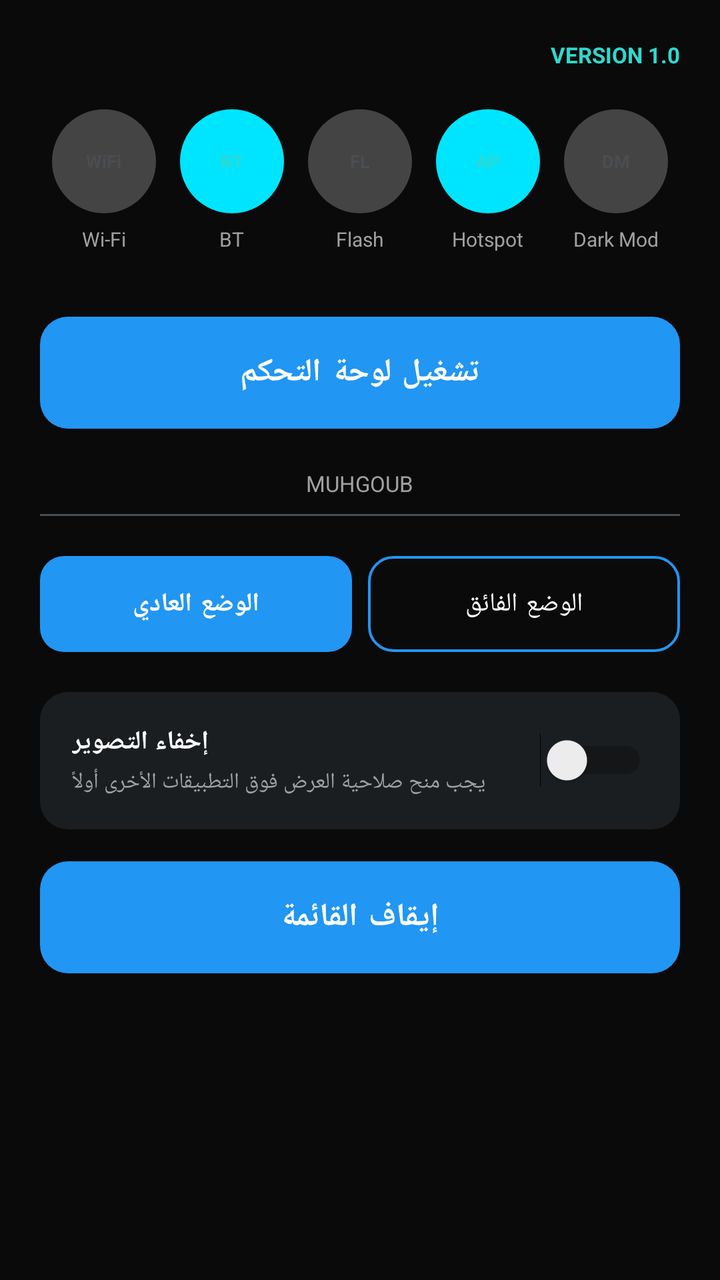
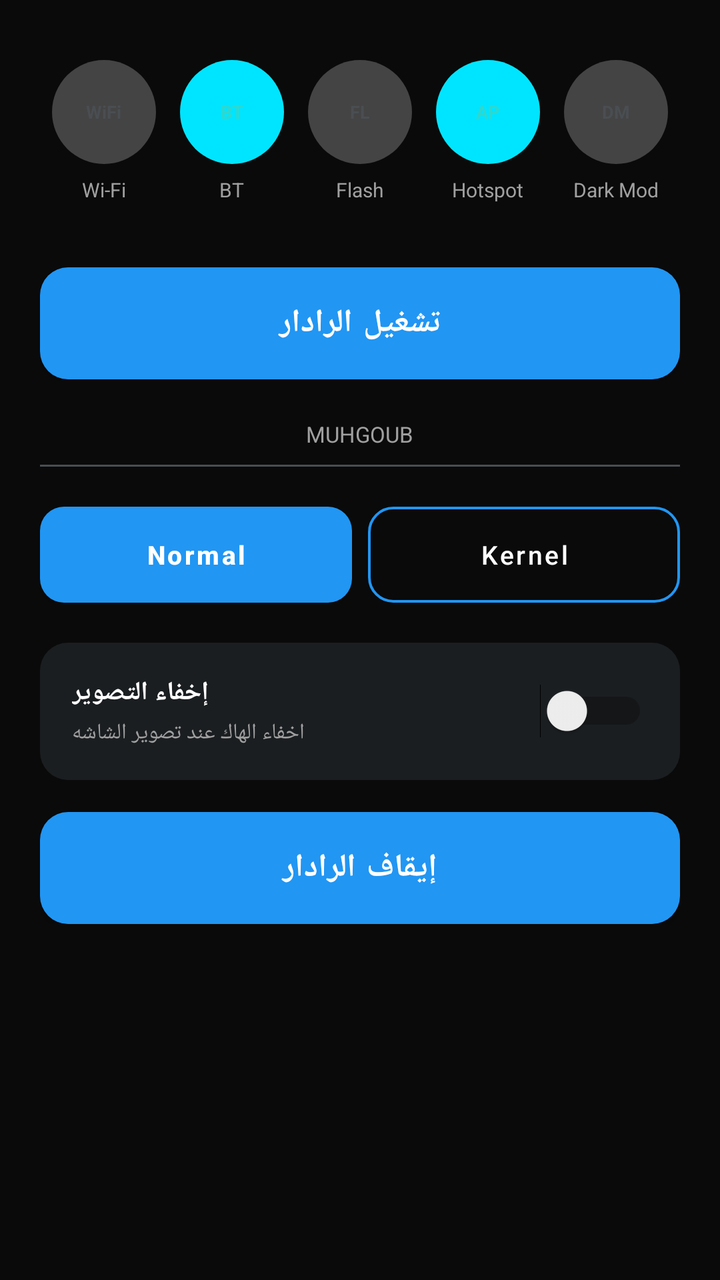

Before-and-after screenshots of an Android layout around one commit, followed by the original layout XML and the change that was made.
<!-- AndroidManifest.xml: application theme Theme.MuhgoubHUD -->
<!-- res/layout/activity_main.xml -->
<?xml version="1.0" encoding="utf-8"?>
<ScrollView xmlns:android="http://schemas.android.com/apk/res/android"
    android:layout_width="match_parent"
    android:layout_height="match_parent"
    android:background="@color/bg_dark">

    <LinearLayout
        android:layout_width="match_parent"
        android:layout_height="wrap_content"
        android:orientation="vertical"
        android:padding="20dp">

        <TextView
            android:layout_width="match_parent"
            android:layout_height="wrap_content"
            android:gravity="end"
            android:text="VERSION 1.0"
            android:textColor="@color/cyan_accent"
            android:textSize="11sp"
            android:textStyle="bold" />

        <LinearLayout
            android:layout_width="match_parent"
            android:layout_height="wrap_content"
            android:layout_marginTop="20dp"
            android:orientation="horizontal"
            android:weightSum="5">

            <LinearLayout
                android:layout_width="0dp"
                android:layout_height="wrap_content"
                android:layout_weight="1"
                android:gravity="center"
                android:orientation="vertical">
                <FrameLayout
                    android:layout_width="52dp"
                    android:layout_height="52dp"
                    android:background="@drawable/bg_icon_circle_gray">
                    <TextView
                        android:layout_width="wrap_content"
                        android:layout_height="wrap_content"
                        android:layout_gravity="center"
                        android:text="WiFi"
                        android:textColor="@color/icon_circle_gray"
                        android:textSize="9sp"
                        android:textStyle="bold" />
                </FrameLayout>
                <TextView
                    android:layout_width="wrap_content"
                    android:layout_height="wrap_content"
                    android:layout_marginTop="6dp"
                    android:text="@string/tool_wifi"
                    android:textColor="@color/text_secondary"
                    android:textSize="10sp" />
            </LinearLayout>

            <LinearLayout
                android:layout_width="0dp"
                android:layout_height="wrap_content"
                android:layout_weight="1"
                android:gravity="center"
                android:orientation="vertical">
                <FrameLayout
                    android:layout_width="52dp"
                    android:layout_height="52dp"
                    android:background="@drawable/bg_icon_circle_accent">
                    <TextView
                        android:layout_width="wrap_content"
                        android:layout_height="wrap_content"
                        android:layout_gravity="center"
                        android:text="BT"
                        android:textColor="@color/cyan_accent"
                        android:textSize="9sp"
                        android:textStyle="bold" />
                </FrameLayout>
                <TextView
                    android:layout_width="wrap_content"
                    android:layout_height="wrap_content"
                    android:layout_marginTop="6dp"
                    android:text="@string/tool_bluetooth"
                    android:textColor="@color/text_secondary"
                    android:textSize="10sp" />
            </LinearLayout>

            <LinearLayout
                android:layout_width="0dp"
                android:layout_height="wrap_content"
                android:layout_weight="1"
                android:gravity="center"
                android:orientation="vertical">
                <FrameLayout
                    android:layout_width="52dp"
                    android:layout_height="52dp"
                    android:background="@drawable/bg_icon_circle_gray">
                    <TextView
                        android:layout_width="wrap_content"
                        android:layout_height="wrap_content"
                        android:layout_gravity="center"
                        android:text="FL"
                        android:textColor="@color/icon_circle_gray"
                        android:textSize="9sp"
                        android:textStyle="bold" />
                </FrameLayout>
                <TextView
                    android:layout_width="wrap_content"
                    android:layout_height="wrap_content"
                    android:layout_marginTop="6dp"
                    android:text="@string/tool_flashlight"
                    android:textColor="@color/text_secondary"
                    android:textSize="10sp" />
            </LinearLayout>

            <LinearLayout
                android:layout_width="0dp"
                android:layout_height="wrap_content"
                android:layout_weight="1"
                android:gravity="center"
                android:orientation="vertical">
                <FrameLayout
                    android:layout_width="52dp"
                    android:layout_height="52dp"
                    android:background="@drawable/bg_icon_circle_accent">
                    <TextView
                        android:layout_width="wrap_content"
                        android:layout_height="wrap_content"
                        android:layout_gravity="center"
                        android:text="AP"
                        android:textColor="@color/cyan_accent"
                        android:textSize="9sp"
                        android:textStyle="bold" />
                </FrameLayout>
                <TextView
                    android:layout_width="wrap_content"
                    android:layout_height="wrap_content"
                    android:layout_marginTop="6dp"
                    android:text="@string/tool_hotspot"
                    android:textColor="@color/text_secondary"
                    android:textSize="10sp" />
            </LinearLayout>

            <LinearLayout
                android:layout_width="0dp"
                android:layout_height="wrap_content"
                android:layout_weight="1"
                android:gravity="center"
                android:orientation="vertical">
                <FrameLayout
                    android:layout_width="52dp"
                    android:layout_height="52dp"
                    android:background="@drawable/bg_icon_circle_gray">
                    <TextView
                        android:layout_width="wrap_content"
                        android:layout_height="wrap_content"
                        android:layout_gravity="center"
                        android:text="DM"
                        android:textColor="@color/icon_circle_gray"
                        android:textSize="9sp"
                        android:textStyle="bold" />
                </FrameLayout>
                <TextView
                    android:layout_width="wrap_content"
                    android:layout_height="wrap_content"
                    android:layout_marginTop="6dp"
                    android:text="@string/tool_dark_mode"
                    android:textColor="@color/text_secondary"
                    android:textSize="10sp" />
            </LinearLayout>

        </LinearLayout>

        <Button
            android:id="@+id/btnLaunchPanel"
            android:layout_width="match_parent"
            android:layout_height="56dp"
            android:layout_marginTop="32dp"
            android:background="@drawable/bg_main_button"
            android:text="@string/btn_launch_panel"
            android:textAllCaps="false"
            android:textColor="@color/white"
            android:textSize="16sp"
            android:textStyle="bold" />

        <TextView
            android:layout_width="wrap_content"
            android:layout_height="wrap_content"
            android:layout_marginTop="20dp"
            android:layout_gravity="center"
            android:text="@string/app_name"
            android:textColor="@color/text_secondary"
            android:textSize="11sp" />

        <View
            android:layout_width="match_parent"
            android:layout_height="1dp"
            android:layout_marginTop="8dp"
            android:layout_marginBottom="20dp"
            android:background="@color/icon_circle_gray" />

        <LinearLayout
            android:layout_width="match_parent"
            android:layout_height="wrap_content"
            android:orientation="horizontal"
            android:weightSum="2">

            <Button
                android:id="@+id/btnModeNormal"
                android:layout_width="0dp"
                android:layout_height="48dp"
                android:layout_weight="1"
                android:layout_marginEnd="8dp"
                android:background="@drawable/bg_segment_filled"
                android:text="@string/mode_normal"
                android:textAllCaps="false"
                android:textColor="@color/white"
                android:textSize="13sp"
                android:textStyle="bold" />

            <Button
                android:id="@+id/btnModeTurbo"
                android:layout_width="0dp"
                android:layout_height="48dp"
                android:layout_weight="1"
                android:background="@drawable/bg_segment_outline"
                android:text="@string/mode_turbo"
                android:textAllCaps="false"
                android:textColor="@color/white"
                android:textSize="13sp" />

        </LinearLayout>

        
        <LinearLayout
            android:layout_width="match_parent"
            android:layout_height="wrap_content"
            android:layout_marginTop="20dp"
            android:background="@drawable/bg_overlay_card"
            android:gravity="center_vertical"
            android:orientation="horizontal"
            android:padding="16dp">

            <LinearLayout
                android:layout_width="0dp"
                android:layout_height="wrap_content"
                android:layout_weight="1"
                android:orientation="vertical">

                <TextView
                    android:layout_width="wrap_content"
                    android:layout_height="wrap_content"
                    android:text="إخفاء التصوير"
                    android:textColor="@color/text_primary"
                    android:textSize="13sp"
                    android:textStyle="bold" />

                <TextView
                    android:layout_width="wrap_content"
                    android:layout_height="wrap_content"
                    android:layout_marginTop="4dp"
                    android:text="@string/need_overlay_permission"
                    android:textColor="@color/text_secondary"
                    android:textSize="11sp" />

            </LinearLayout>

            <Switch
                android:id="@+id/switchPermission"
                android:layout_width="wrap_content"
                android:layout_height="wrap_content" />

        </LinearLayout>

        
        <Button
            android:id="@+id/btnStopPanel"
            android:layout_width="match_parent"
            android:layout_height="56dp"
            android:layout_marginTop="16dp"
            android:background="@drawable/bg_main_button"
            android:text="@string/btn_stop_panel"
            android:textAllCaps="false"
            android:textColor="@color/white"
            android:textSize="16sp"
            android:textStyle="bold" />

    </LinearLayout>

</ScrollView>
<!-- resources referenced by this layout -->
<resources>
  <color name="bg_dark">#FF0A0A0A</color>
  <color name="cyan_accent">#FF2FD8CE</color>
  <color name="icon_circle_gray">#FF4A4E52</color>
  <color name="text_primary">#FFFFFFFF</color>
  <color name="text_secondary">#FFA0A0A0</color>
  <color name="white">#FFFFFFFF</color>
  <!-- drawable bg_icon_circle_accent (drawable) -->
  <?xml version="1.0" encoding="utf-8"?>
  <shape xmlns:android="http://schemas.android.com/apk/res/android"
      android:shape="oval">
      <solid android:color="#00E5FF" />
  </shape>
  <!-- drawable bg_icon_circle_gray (drawable) -->
  <?xml version="1.0" encoding="utf-8"?>
  <shape xmlns:android="http://schemas.android.com/apk/res/android"
      android:shape="oval">
      <solid android:color="#444444" />
  </shape>
  <!-- drawable bg_main_button (drawable) -->
  <?xml version="1.0" encoding="utf-8"?>
  <shape xmlns:android="http://schemas.android.com/apk/res/android"
      android:shape="rectangle">
      <solid android:color="@color/start_blue" />
      <corners android:radius="14dp" />
  </shape>
  <!-- drawable bg_overlay_card (drawable) -->
  <?xml version="1.0" encoding="utf-8"?>
  <shape xmlns:android="http://schemas.android.com/apk/res/android"
      android:shape="rectangle">
      <solid android:color="@color/card_bg" />
      <corners android:radius="14dp" />
  </shape>
  <!-- drawable bg_segment_filled (drawable) -->
  <?xml version="1.0" encoding="utf-8"?>
  <shape xmlns:android="http://schemas.android.com/apk/res/android"
      android:shape="rectangle">
      <solid android:color="@color/teal_accent" />
      <corners android:radius="12dp" />
  </shape>
  <!-- drawable bg_segment_outline (drawable) -->
  <?xml version="1.0" encoding="utf-8"?>
  <shape xmlns:android="http://schemas.android.com/apk/res/android"
      android:shape="rectangle">
      <solid android:color="@android:color/transparent" />
      <stroke android:width="1.2dp" android:color="@color/text_secondary" />
      <corners android:radius="12dp" />
  </shape>
  <string name="app_name">MUHGOUB</string>
  <string name="btn_launch_panel">تشغيل لوحة التحكم</string>
  <string name="btn_stop_panel">إيقاف القائمة</string>
  <string name="mode_normal">الوضع العادي</string>
  <string name="mode_turbo">الوضع الفائق</string>
  <string name="need_overlay_permission">يجب منح صلاحية العرض فوق التطبيقات الأخرى أولاً</string>
  <string name="tool_bluetooth">BT</string>
  <string name="tool_dark_mode">Dark Mod</string>
  <string name="tool_flashlight">Flash</string>
  <string name="tool_hotspot">Hotspot</string>
  <string name="tool_wifi">Wi-Fi</string>
  <style name="Theme.MuhgoubHUD" parent="Theme.MaterialComponents.DayNight.NoActionBar">
          <item name="colorPrimary">@color/accent</item>
          <item name="colorPrimaryDark">@color/pure_black</item>
          <item name="colorAccent">@color/cyan_accent</item>
          <item name="android:windowBackground">@color/bg_dark</item>
          <item name="android:statusBarColor">@color/pure_black</item>
          <item name="android:navigationBarColor">@color/pure_black</item>
          <item name="android:windowLightStatusBar" tools:targetApi="m">false</item>
      </style>
  <color name="start_blue">#FF4B9FD6</color>
  <color name="card_bg">#FF1B1E21</color>
  <color name="teal_accent">#FF2FD8CE</color>
  <color name="accent">#FF2196F3</color>
  <color name="pure_black">#FF000000</color>
</resources>

<!-- the commit's change to res/layout/activity_main.xml (unified diff, before → after) -->
@@ -10,19 +10,11 @@
         android:orientation="vertical"
         android:padding="20dp">
 
-        <TextView
-            android:layout_width="match_parent"
-            android:layout_height="wrap_content"
-            android:gravity="end"
-            android:text="VERSION 1.0"
-            android:textColor="@color/cyan_accent"
-            android:textSize="11sp"
-            android:textStyle="bold" />
-
+        
         <LinearLayout
             android:layout_width="match_parent"
             android:layout_height="wrap_content"
-            android:layout_marginTop="20dp"
+            android:layout_marginTop="10dp"
             android:orientation="horizontal"
             android:weightSum="5">
 
@@ -168,24 +160,27 @@
 
         </LinearLayout>
 
+        
         <Button
             android:id="@+id/btnLaunchPanel"
             android:layout_width="match_parent"
             android:layout_height="56dp"
             android:layout_marginTop="32dp"
             android:background="@drawable/bg_main_button"
-            android:text="@string/btn_launch_panel"
+            android:text="تشغيل الرادار"
             android:textAllCaps="false"
             android:textColor="@color/white"
             android:textSize="16sp"
             android:textStyle="bold" />
 
+        
         <TextView
+            android:id="@+id/tvKernelDisplay"
             android:layout_width="wrap_content"
             android:layout_height="wrap_content"
             android:layout_marginTop="20dp"
             android:layout_gravity="center"
-            android:text="@string/app_name"
+            android:text="MUHGOUB"
             android:textColor="@color/text_secondary"
             android:textSize="11sp" />
 
@@ -196,6 +191,7 @@
             android:layout_marginBottom="20dp"
             android:background="@color/icon_circle_gray" />
 
+        
         <LinearLayout
             android:layout_width="match_parent"
             android:layout_height="wrap_content"
@@ -209,7 +205,7 @@
                 android:layout_weight="1"
                 android:layout_marginEnd="8dp"
                 android:background="@drawable/bg_segment_filled"
-                android:text="@string/mode_normal"
+                android:text="Normal"
                 android:textAllCaps="false"
                 android:textColor="@color/white"
                 android:textSize="13sp"
@@ -221,7 +217,7 @@
                 android:layout_height="48dp"
                 android:layout_weight="1"
                 android:background="@drawable/bg_segment_outline"
-                android:text="@string/mode_turbo"
+                android:text="Kernel"
                 android:textAllCaps="false"
                 android:textColor="@color/white"
                 android:textSize="13sp" />
@@ -256,7 +252,7 @@
                     android:layout_width="wrap_content"
                     android:layout_height="wrap_content"
                     android:layout_marginTop="4dp"
-                    android:text="@string/need_overlay_permission"
+                    android:text="اخفاء الهاك عند تصوير الشاشه"
                     android:textColor="@color/text_secondary"
                     android:textSize="11sp" />
 
@@ -276,7 +272,7 @@
             android:layout_height="56dp"
             android:layout_marginTop="16dp"
             android:background="@drawable/bg_main_button"
-            android:text="@string/btn_stop_panel"
+            android:text="إيقاف الرادار"
             android:textAllCaps="false"
             android:textColor="@color/white"
             android:textSize="16sp"
<!-- resource entries referenced after the edit -->
@@ -47,12 +47,6 @@
       <stroke android:width="1.2dp" android:color="@color/text_secondary" />
       <corners android:radius="12dp" />
   </shape>
-  <string name="app_name">MUHGOUB</string>
-  <string name="btn_launch_panel">تشغيل لوحة التحكم</string>
-  <string name="btn_stop_panel">إيقاف القائمة</string>
-  <string name="mode_normal">الوضع العادي</string>
-  <string name="mode_turbo">الوضع الفائق</string>
-  <string name="need_overlay_permission">يجب منح صلاحية العرض فوق التطبيقات الأخرى أولاً</string>
   <string name="tool_bluetooth">BT</string>
   <string name="tool_dark_mode">Dark Mod</string>
   <string name="tool_flashlight">Flash</string>
